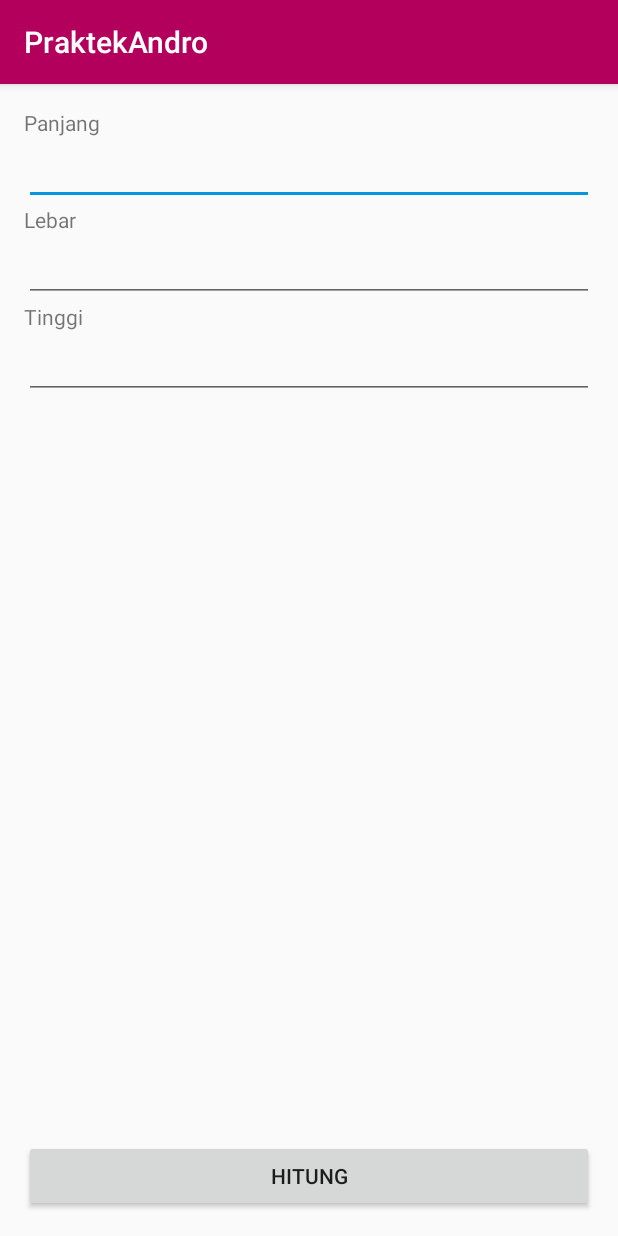
After one commit to septianaanj/PraktekAnd, an Android app: the HitungActivity screen opened directly, with no data from a screen before it, on a phone screen of 412 x 824 dp. The commit adds this screen. Run offline under Robolectric (Android 15) with nearby library versions, the phone set to English and light mode, and no system bars.

Commit message:
Penambahan HitungActivity, panggil dengan intent

```diff
--- a/app/src/main/AndroidManifest.xml
+++ b/app/src/main/AndroidManifest.xml
@@ -9,6 +9,7 @@
         android:roundIcon="@mipmap/ic_launcher_round"
         android:supportsRtl="true"
         android:theme="@style/AppTheme">
+        <activity android:name=".HitungActivity"></activity>
         <activity android:name=".MainActivity">
             <intent-filter>
                 <action android:name="android.intent.action.MAIN" />
--- /dev/null
+++ b/app/src/main/java/com/praktekandro/HitungActivity.kt
@@ -0,0 +1,12 @@
+package com.praktekandro
+
+import androidx.appcompat.app.AppCompatActivity
+import android.os.Bundle
+
+class HitungActivity : AppCompatActivity() {
+
+    override fun onCreate(savedInstanceState: Bundle?) {
+        super.onCreate(savedInstanceState)
+        setContentView(R.layout.activity_hitung)
+    }
+}
--- a/app/src/main/java/com/praktekandro/MainActivity.kt
+++ b/app/src/main/java/com/praktekandro/MainActivity.kt
@@ -1,8 +1,10 @@
 package com.praktekandro
 
+import android.content.Intent
 import androidx.appcompat.app.AppCompatActivity
 import android.os.Bundle
 import android.view.View
+import android.widget.Button
 import android.widget.TextView
 import android.widget.Toast
 
@@ -13,11 +15,18 @@ class MainActivity : AppCompatActivity() {
         setContentView(R.layout.activity_main)
 
         val textView1 = findViewById<TextView>(R.id.textView1);
+        val button1 = findViewById<Button>(R.id.button1)
 
-        textView1.setOnClickListener(View.OnClickListener {
+
+        textView1.setOnClickListener {
             Toast.makeText( this, "hai", Toast.LENGTH_LONG).show()
 
-        })
+        }
+
+        button1.setOnClickListener{
+            val intent  = Intent(this@MainActivity, HitungActivity::class.java)
+            startActivity(intent)
+        }
 
     }
 }
--- /dev/null
+++ b/app/src/main/res/layout/activity_hitung.xml
@@ -0,0 +1,95 @@
+<?xml version="1.0" encoding="utf-8"?>
+<androidx.constraintlayout.widget.ConstraintLayout xmlns:android="http://schemas.android.com/apk/res/android"
+    xmlns:app="http://schemas.android.com/apk/res-auto"
+    xmlns:tools="http://schemas.android.com/tools"
+    android:layout_width="match_parent"
+    android:layout_height="match_parent"
+    tools:context=".HitungActivity">
+
+    <TextView
+        android:id="@+id/textView"
+        android:layout_width="wrap_content"
+        android:layout_height="wrap_content"
+        android:layout_marginStart="16dp"
+        android:layout_marginTop="16dp"
+        android:text="Panjang"
+        app:layout_constraintStart_toStartOf="parent"
+        app:layout_constraintTop_toTopOf="parent" />
+
+    <EditText
+        android:id="@+id/editText"
+        android:layout_width="0dp"
+        android:layout_height="wrap_content"
+        android:layout_marginStart="16dp"
+        android:layout_marginEnd="16dp"
+        android:ems="10"
+        android:inputType="number"
+        app:layout_constraintEnd_toEndOf="parent"
+        app:layout_constraintStart_toStartOf="parent"
+        app:layout_constraintTop_toBottomOf="@+id/textView" />
+
+    <TextView
+        android:id="@+id/textView2"
+        android:layout_width="wrap_content"
+        android:layout_height="wrap_content"
+        android:layout_marginStart="16dp"
+        android:text="Lebar"
+        app:layout_constraintStart_toStartOf="parent"
+        app:layout_constraintTop_toBottomOf="@+id/editText" />
+
+    <EditText
+        android:id="@+id/editText3"
+        android:layout_width="0dp"
+        android:layout_height="wrap_content"
+        android:layout_marginStart="16dp"
+        android:layout_marginEnd="16dp"
+        android:ems="10"
+        android:inputType="number"
+        app:layout_constraintEnd_toEndOf="parent"
+        app:layout_constraintStart_toStartOf="parent"
+        app:layout_constraintTop_toBottomOf="@+id/textView2" />
+
+    <TextView
+        android:id="@+id/textView3"
+        android:layout_width="wrap_content"
+        android:layout_height="wrap_content"
+        android:layout_marginStart="16dp"
+        android:text="Tinggi"
+        app:layout_constraintStart_toStartOf="parent"
+        app:layout_constraintTop_toBottomOf="@+id/editText3" />
+
+    <EditText
+        android:id="@+id/editText4"
+        android:layout_width="0dp"
+        android:layout_height="wrap_content"
+        android:layout_marginStart="16dp"
+        android:layout_marginEnd="16dp"
+        android:ems="10"
+        android:inputType="number"
+        app:layout_constraintEnd_toEndOf="parent"
+        app:layout_constraintStart_toStartOf="parent"
+        app:layout_constraintTop_toBottomOf="@+id/textView3" />
+
+    <Button
+        android:id="@+id/button2"
+        android:layout_width="0dp"
+        android:layout_height="wrap_content"
+        android:layout_marginStart="16dp"
+        android:layout_marginEnd="16dp"
+        android:layout_marginBottom="16dp"
+        android:text="Hitung"
+        app:layout_constraintBottom_toBottomOf="parent"
+        app:layout_constraintEnd_toEndOf="parent"
+        app:layout_constraintStart_toStartOf="parent" />
+
+    <TextView
+        android:id="@+id/textView4"
+        android:layout_width="wrap_content"
+        android:layout_height="wrap_content"
+        android:textSize="50sp"
+        app:layout_constraintBottom_toTopOf="@+id/button2"
+        app:layout_constraintEnd_toEndOf="parent"
+        app:layout_constraintStart_toStartOf="parent"
+        app:layout_constraintTop_toBottomOf="@+id/editText4" />
+
+</androidx.constraintlayout.widget.ConstraintLayout>
--- a/app/src/main/res/layout/activity_main.xml
+++ b/app/src/main/res/layout/activity_main.xml
@@ -14,6 +14,23 @@
         app:layout_constraintBottom_toBottomOf="parent"
         app:layout_constraintLeft_toLeftOf="parent"
         app:layout_constraintRight_toRightOf="parent"
-        app:layout_constraintTop_toTopOf="parent" />
+        app:layout_constraintTop_toTopOf="parent"
+        app:layout_constraintVertical_bias="0.972" />
+
+    <Button
+        android:id="@+id/button1"
+        android:layout_width="0dp"
+        android:layout_height="wrap_content"
+        android:layout_marginStart="16dp"
+        android:layout_marginTop="16dp"
+        android:layout_marginEnd="16dp"
+        android:layout_marginBottom="32dp"
+        android:text="Activity Hitung"
+        app:layout_constraintBottom_toBottomOf="parent"
+        app:layout_constraintEnd_toEndOf="parent"
+        app:layout_constraintHorizontal_bias="0.0"
+        app:layout_constraintStart_toStartOf="parent"
+        app:layout_constraintTop_toTopOf="parent"
+        app:layout_constraintVertical_bias="0.0" />
 
 </androidx.constraintlayout.widget.ConstraintLayout>
--- a/app/src/main/res/values/colors.xml
+++ b/app/src/main/res/values/colors.xml
@@ -1,6 +1,6 @@
 <?xml version="1.0" encoding="utf-8"?>
 <resources>
-    <color name="colorPrimary">#6200EE</color>
-    <color name="colorPrimaryDark">#3700B3</color>
-    <color name="colorAccent">#03DAC5</color>
+    <color name="colorPrimary">#B3005C</color>
+    <color name="colorPrimaryDark">#570730</color>
+    <color name="colorAccent">#0396DA</color>
 </resources>
```
